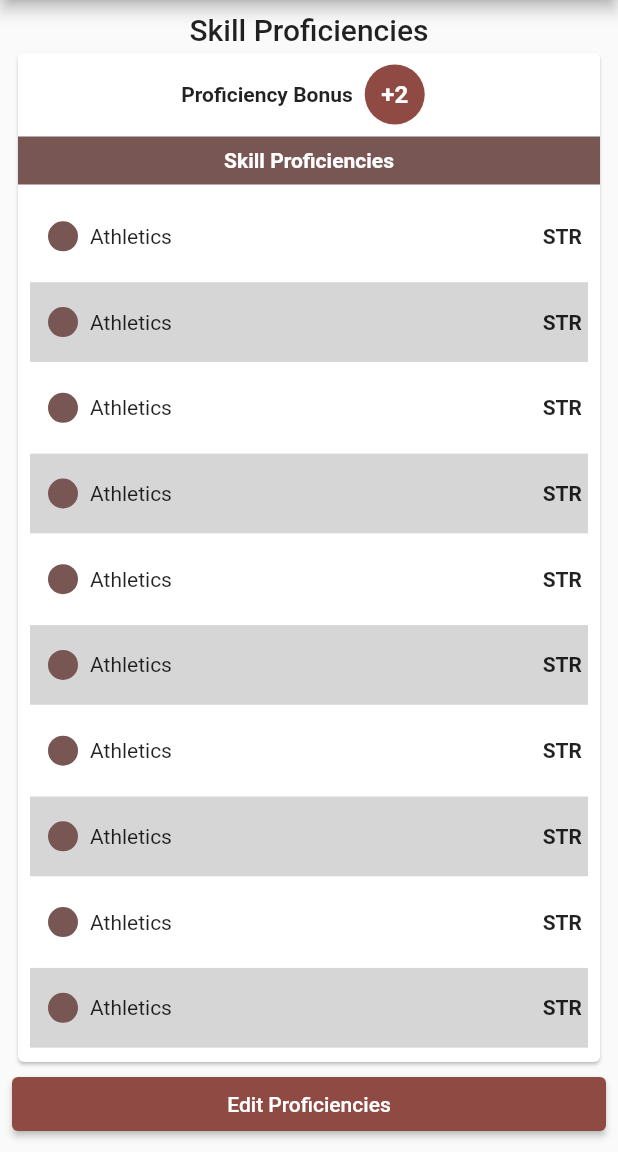
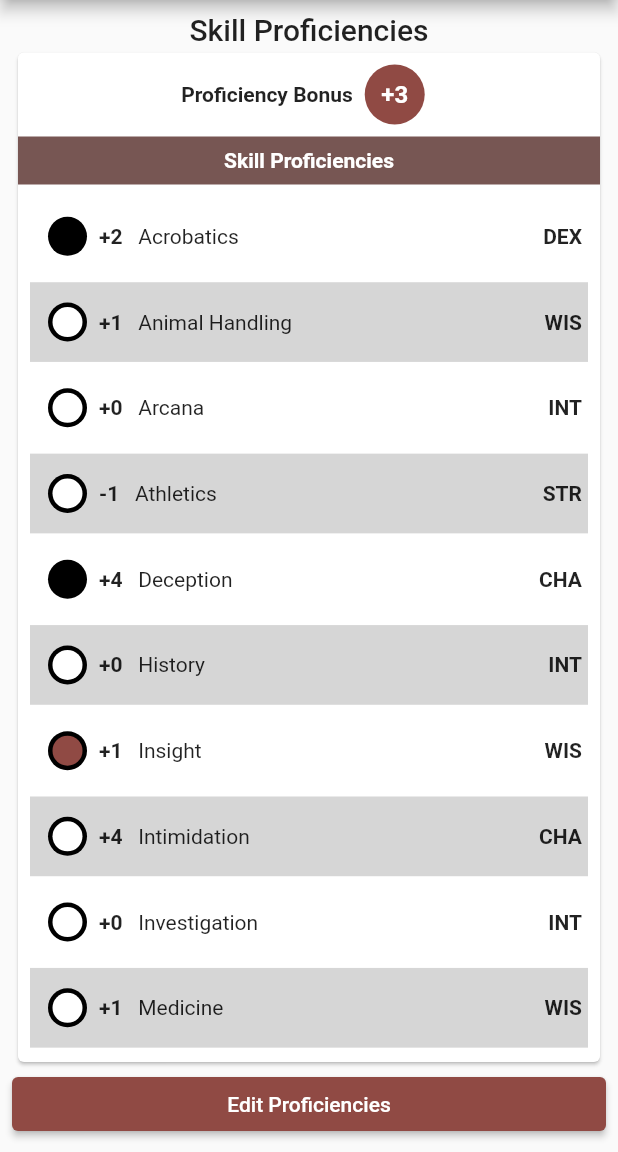
Before and after one commit to Oscarrr00/CharacterKeeper, a Flutter app: the AbilityAndProficiencyPage screen opened directly, on a phone screen of 412 x 824 dp, the part 84-1236 px from its top. Run offline on Flutter 3.47's test engine with Material 2 defaults, Android fonts, the phone set to English and light mode, and no system bars; missing offline and left inert: dart:ffi.

Commit message:
Proficiency Page
Added the functionality required so that the proficiency page correctly displayed the name and values of each skill proficiency. Additionally, the "ProficiencyCircle" object was created, allowing proficiency status to be shown dynamically.

```diff
--- /dev/null
+++ b/character_keeper/lib/items/proficiency_circle.dart
@@ -0,0 +1,27 @@
+import 'package:flutter/material.dart';
+
+class ProficiencyCircle extends StatelessWidget {
+  double radius;
+  int status;
+
+  ProficiencyCircle({
+    required this.radius,
+    required this.status,
+  });
+
+  @override
+  Widget build(BuildContext context) {
+    return CircleAvatar(
+      radius: this.radius + 3,
+      backgroundColor: Colors.black,
+      child: CircleAvatar(
+        backgroundColor:
+          this.status == 2 ? Theme.of(context).colorScheme.primary :
+          this.status == 1 ? Colors.black :
+          Colors.white,
+
+        radius: this.radius,
+      ),
+    );
+  }
+}
--- a/character_keeper/lib/objects/character.dart
+++ b/character_keeper/lib/objects/character.dart
@@ -22,6 +22,7 @@ class Character {
    int wisdom;
    int charisma;
 
+   int proficiency_bonus;
    var proficiencies = [];
 
 
@@ -47,6 +48,7 @@ class Character {
    required this.wisdom,
    required this.charisma,
 
+   required this.proficiency_bonus,
    required this.proficiencies,
   });
 
@@ -71,6 +73,7 @@ class Character {
       intelligence: json["intelligence"],
       wisdom: json["wisdom"],
       charisma: json["charisma"],
+      proficiency_bonus: json["proficiency_bonus"],
       proficiencies: json["proficiencies"]
     );
 
@@ -88,7 +91,7 @@ class Character {
   static String getStringModifier(int score)
   {
     score = getModifier(score);
-    return score >= 0 ? "+${score}" : "-${score}";
+    return score >= 0 ? "+${score}" : "${score}";
   }
 
 }
@@ -113,6 +116,7 @@ const myCharacter =
   "intelligence": 10,
   "wisdom": 12,
   "charisma": 18,
+  "proficiency_bonus": 3,
   "proficiencies": [
     1,
     0,
@@ -120,7 +124,7 @@ const myCharacter =
     0,
     1,
     0,
-    1,
+    2,
     0,
     0,
     0,
--- a/character_keeper/lib/pages/ability_and_proficiency_page.dart
+++ b/character_keeper/lib/pages/ability_and_proficiency_page.dart
@@ -1,3 +1,4 @@
+import 'package:character_keeper/objects/character.dart';
 import 'package:character_keeper/pages/ability_page.dart';
 import 'package:character_keeper/pages/proficiency_page.dart';
 import 'package:flutter/material.dart';
@@ -19,9 +20,9 @@ class AbilityAndProficiencyPage extends StatelessWidget {
               ],
             ),
           ),
-          body: const TabBarView(
+          body: TabBarView(
             children: [
-              ProficiencyPage(),
+              ProficiencyPage(character: Character.fromJson(myCharacter),),
               AbilityPage(),
             ],
           ),
--- a/character_keeper/lib/pages/proficiency_page.dart
+++ b/character_keeper/lib/pages/proficiency_page.dart
@@ -1,10 +1,66 @@
+import 'package:character_keeper/items/proficiency_circle.dart';
+import 'package:character_keeper/objects/character.dart';
 import 'package:flutter/material.dart';
 
 class ProficiencyPage extends StatelessWidget {
-  const ProficiencyPage({super.key});
+
+  Character character;
+  ProficiencyPage({required this.character});
+
+
+
+//   enum ProficiencyList {
+  // acrobatics,
+  // animalHandling,
+  // arcana,
+  // athletics,
+  // deception,
+  // history,
+  // insight,
+  // intimidation,
+  // investigation,
+  // medicine,
+  // nature,
+  // perception,
+  // performance,
+  // persuasion,
+  // religion,
+  // sleightOfHand,
+  // stealth,
+  // survival
+// }
 
   @override
   Widget build(BuildContext context) {
+
+    String str = Character.getStringModifier(character.strength);
+    String dex = Character.getStringModifier(character.dexterity);
+    String int = Character.getStringModifier(character.intelligence);
+    String wis = Character.getStringModifier(character.wisdom);
+    String cha = Character.getStringModifier(character.charisma);
+
+  List proficiencies = [
+    ["Acrobatics", "DEX", dex],
+    ["Animal Handling", "WIS", wis],
+    ["Arcana", "INT", int],
+    ["Athletics", "STR", str],
+    ["Deception", "CHA", cha],
+    ["History", "INT", int],
+    ["Insight", "WIS", wis],
+    ["Intimidation", "CHA", cha],
+    ["Investigation", "INT", int],
+    ["Medicine", "WIS", wis],
+    ["Nature", "INT", int],
+    ["Perception", "WIS", wis],
+    ["Performance", "CHA", cha],
+    ["Persuasion", "CHA", cha],
+    ["Religion", "INT", int],
+    ["Sleight Of Hand", "DEX", dex],
+    ["Stealth", "DEX", dex],
+    ["Survival", "WIS", wis]
+  ];
+
+
     return Container(
           child: Padding(
         padding: EdgeInsets.all(8),
@@ -32,7 +88,7 @@ class ProficiencyPage extends StatelessWidget {
                           backgroundColor:
                               Theme.of(context).colorScheme.primary,
                           child: Text(
-                            "+2",
+                            "+${character.proficiency_bonus}",
                             style: TextStyle(
                                 color: Colors.white,
                                 fontWeight: FontWeight.bold),
@@ -74,15 +130,15 @@ class ProficiencyPage extends StatelessWidget {
                                       children: [
                                         Padding(
                                           padding: const EdgeInsets.all(8.0),
-                                          child: CircleAvatar(
-                                            backgroundColor: Theme.of(context)
-                                                .colorScheme
-                                                .secondary,
-                                            radius: 10,
-                                          ),
+                                          child: ProficiencyCircle(
+                                            status: character.proficiencies[index],
+                                            radius: 10
+                                          )
                                         ),
-                                        Expanded(child: Text("Athletics")),
-                                        Text("STR",
+                                        Text(proficiencies[index][2] + "   ", style: TextStyle(
+                                                fontWeight: FontWeight.bold)),
+                                        Expanded(child: Text(proficiencies[index][0])),
+                                        Text(proficiencies[index][1],
                                             style: TextStyle(
                                                 fontWeight: FontWeight.bold))
                                       ],
```
